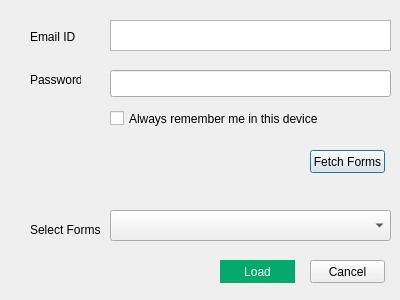
Before: the Qt Designer form geopsy_collect_dialog_base.ui in kitavidavis/qgis-plugin, drawn with Qt 5.
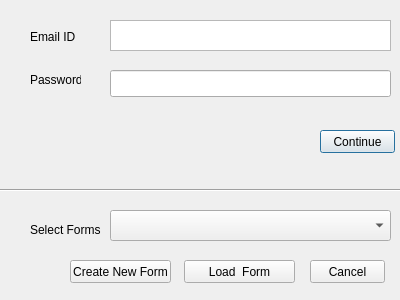
After: the same form once the commit is applied. Custom widgets are drawn as their Qt base class.

```diff
--- a/geopsy_collect_dialog_base.ui
+++ b/geopsy_collect_dialog_base.ui
@@ -65,8 +65,8 @@
   <widget class="QPushButton" name="login">
    <property name="geometry">
     <rect>
-     <x>310</x>
-     <y>150</y>
+     <x>320</x>
+     <y>130</y>
      <width>75</width>
      <height>23</height>
     </rect>
@@ -75,20 +75,7 @@
     <string notr="true"/>
    </property>
    <property name="text">
-    <string>Fetch Forms</string>
-   </property>
-  </widget>
-  <widget class="QCheckBox" name="rememberMe">
-   <property name="geometry">
-    <rect>
-     <x>110</x>
-     <y>110</y>
-     <width>271</width>
-     <height>17</height>
-    </rect>
-   </property>
-   <property name="text">
-    <string>Always remember me in this device</string>
+    <string>Continue</string>
    </property>
   </widget>
   <widget class="QComboBox" name="forms">
@@ -117,20 +104,17 @@
   <widget class="QPushButton" name="load">
    <property name="geometry">
     <rect>
-     <x>220</x>
+     <x>184</x>
      <y>260</y>
-     <width>75</width>
+     <width>111</width>
      <height>23</height>
     </rect>
    </property>
    <property name="styleSheet">
-    <string notr="true">background-color: #04AA6D;
-border: none;
-color: white;
-border-radius: 50%;</string>
+    <string notr="true"/>
    </property>
    <property name="text">
-    <string>Load</string>
+    <string>Load  Form</string>
    </property>
   </widget>
   <widget class="QPushButton" name="cancel">
@@ -146,6 +130,32 @@
     <string>Cancel</string>
    </property>
   </widget>
+  <widget class="QPushButton" name="create_form">
+   <property name="geometry">
+    <rect>
+     <x>70</x>
+     <y>260</y>
+     <width>101</width>
+     <height>23</height>
+    </rect>
+   </property>
+   <property name="text">
+    <string>Create New Form</string>
+   </property>
+  </widget>
+  <widget class="Line" name="line">
+   <property name="geometry">
+    <rect>
+     <x>0</x>
+     <y>180</y>
+     <width>401</width>
+     <height>20</height>
+    </rect>
+   </property>
+   <property name="orientation">
+    <enum>Qt::Horizontal</enum>
+   </property>
+  </widget>
  </widget>
  <customwidgets>
   <customwidget>
```
